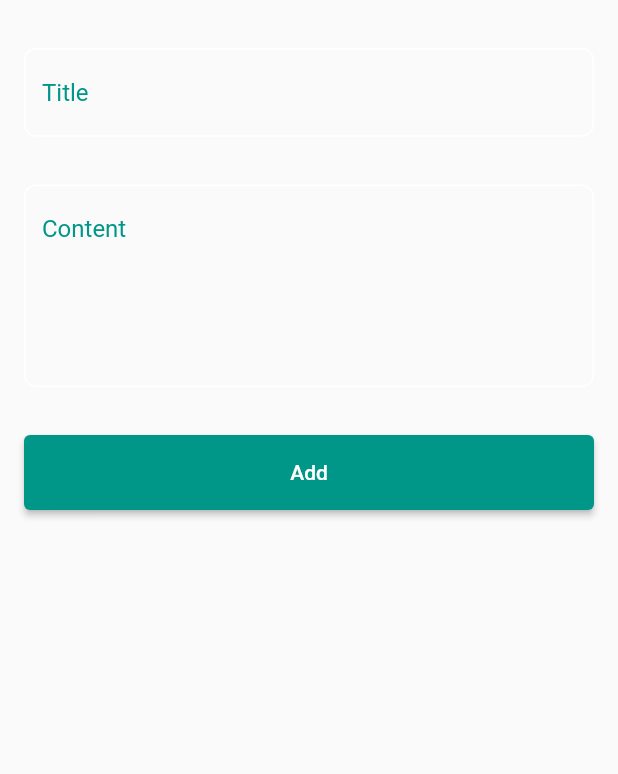
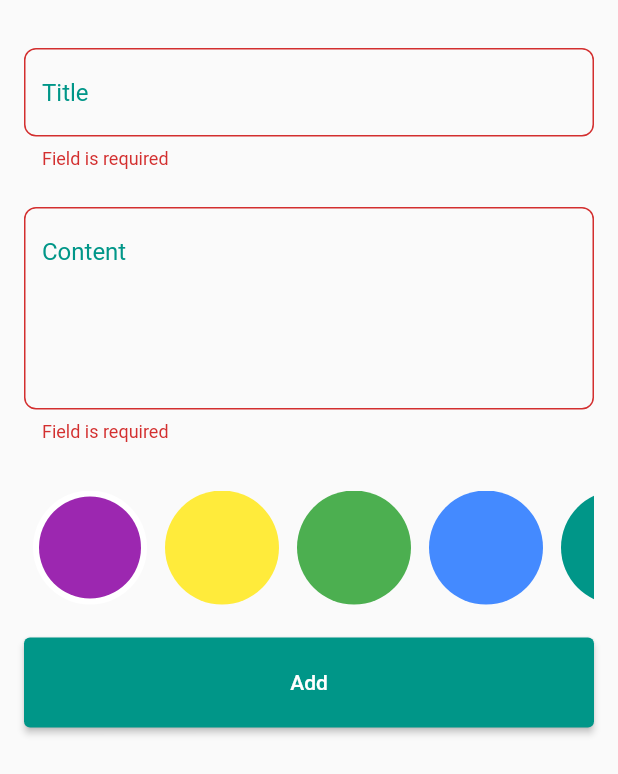
Before and after one commit to AhmedTalat99/Notes, a Flutter app: the AddNoteBottomSheet widget shown alone on an empty page, opened directly, after a tap on "Add", on a phone screen of 412 x 824 dp. Shown: the top 774 px of the screen. Run offline on Flutter 3.47's test engine with Material 2 defaults, Android fonts, the phone set to English and light mode, and no system bars; our stand-ins replace bloc, flutter_bloc, hive, hive_flutter; accounts and stored records are empty.

Commit message:
first commit

```diff
--- /dev/null
+++ b/lib/cubits/cubit/add_note_state.dart
@@ -0,0 +1,16 @@
+part of 'add_note_cubit.dart';
+
+@immutable
+sealed class AddNoteState {}
+
+final class AddNoteInitial extends AddNoteState {}
+
+final class AddNoteLoading extends AddNoteState {}
+
+final class AddNoteSuccess extends AddNoteState {}
+
+final class AddNoteFailure extends AddNoteState {
+  final String errMessage;
+
+  AddNoteFailure(this.errMessage);
+}
--- /dev/null
+++ b/lib/cubits/cubit/notes_cubit/notes_cubit.dart
@@ -0,0 +1,16 @@
+import 'package:bloc/bloc.dart';
+import 'package:hive/hive.dart';
+import 'package:meta/meta.dart';
+import 'package:notes/models/note_model.dart';
+
+part 'notes_cubit_state.dart';
+
+class NotesCubit extends Cubit<NotesState> {
+  NotesCubit() : super(NotesInitial());
+  List<NoteModel>? notes;
+  fetchAllNotes() async {
+    var noteBox = Hive.box<NoteModel>('note_box');
+    notes = noteBox.values.toList();
+    emit(NotesSuccess());
+  }
+}
--- /dev/null
+++ b/lib/cubits/cubit/notes_cubit/notes_cubit_state.dart
@@ -0,0 +1,7 @@
+part of 'notes_cubit.dart';
+
+@immutable
+sealed class NotesState {}
+
+final class NotesInitial extends NotesState {}
+final class NotesSuccess extends NotesState {}
--- /dev/null
+++ b/lib/models/note_model.dart
@@ -0,0 +1,21 @@
+import 'package:hive/hive.dart';
+
+part 'note_model.g.dart';
+@HiveType(typeId: 0) // typeId must be unique ,over compeletly project
+class NoteModel extends HiveObject{ //  HiveObject provides some features si,delete method
+@HiveField(0)// index must be unique over class only,and can use the same index in other class
+   String title;
+  @HiveField(1)
+   String subTitle;
+  @HiveField(2)
+  final String date;// i made date String because if i made it DateTime ,should make typeAdapter,and register it
+  @HiveField(3)
+   int color; // i made color int because if i made it Color ,should make typeAdapter,and register it
+
+  NoteModel({
+    required this.title,
+    required this.subTitle,
+    required this.date,
+    required this.color,
+  });
+}
--- a/lib/widgets/add_note_bottom_sheet.dart
+++ b/lib/widgets/add_note_bottom_sheet.dart
@@ -1,41 +1,45 @@
 import 'package:flutter/material.dart';
-import 'package:notes/widgets/custom_text_field.dart';
+import 'package:flutter_bloc/flutter_bloc.dart';
+import 'package:notes/cubits/cubit/add_note_cubit.dart';
+import 'package:notes/cubits/cubit/notes_cubit/notes_cubit.dart';
+import 'package:notes/widgets/add_note_form.dart';
 
-class AddNoteBottomSheet extends StatefulWidget {
+class AddNoteBottomSheet extends StatelessWidget {
   const AddNoteBottomSheet({super.key});
   @override
-  State<AddNoteBottomSheet> createState() => _AddNoteBottomSheetState();
-}
-
-class _AddNoteBottomSheetState extends State<AddNoteBottomSheet> {
-  @override
   Widget build(BuildContext context) {
-    return Padding(
-      padding: const EdgeInsets.symmetric(horizontal: 16),
-      child: SingleChildScrollView(
-        child: Column(
-          children: [
-            const SizedBox(height: 32),
-            const CustomTextField(hint: 'Title'),
-            const SizedBox(height: 32),
-            const CustomTextField(hint: 'Content', maxlines: 5),
-            const SizedBox(height: 32),
-            SizedBox(
-              width: MediaQuery.of(context).size.width,
-              height: 50,
-              child: ElevatedButton(
-                style: ButtonStyle(
-                  backgroundColor: MaterialStateProperty.all(
-                    Colors.teal,
-                  ),
-                ),
-                onPressed: () {},
-                child: const Text('Add'),
+/*
++ using BlocProvider here at place which is needed to it only,
+it is useful to performance ,such that keeps resourses,
+but if i used in material app ,it will be open and valid to all app
+,then performance is poor
+*/
+    return BlocProvider(
+      create: (context) => AddNoteCubit(),
+      child: BlocConsumer<AddNoteCubit, AddNoteState>(
+        listener: (context, state) {
+          if (state is AddNoteFailure) {}
+          if (state is AddNoteSuccess) {
+            BlocProvider.of<NotesCubit>(context).fetchAllNotes();
+            Navigator.pop(context);
+          }
+        },
+        builder: (context, state) {
+          return AbsorbPointer(
+            // AbsorbPointer prevents user from and change when loading
+            absorbing: state is AddNoteLoading ? true : false,
+            child: Padding(
+              padding: EdgeInsets.only(
+                left: 16,
+                right: 16,
+                bottom: MediaQuery.of(context).viewInsets.bottom,
+              ),
+              child: SingleChildScrollView(
+                child: AddNoteForm(),
               ),
             ),
-            const SizedBox(height: 32),
-          ],
-        ),
+          );
+        },
       ),
     );
   }
--- /dev/null
+++ b/lib/widgets/add_note_form.dart
@@ -0,0 +1,85 @@
+import 'package:flutter/material.dart';
+import 'package:flutter_bloc/flutter_bloc.dart';
+import 'package:intl/intl.dart';
+import 'package:notes/cubits/cubit/add_note_cubit.dart';
+import 'package:notes/models/note_model.dart';
+import 'package:notes/widgets/colors_list_view.dart';
+import 'package:notes/widgets/custom_text_field.dart';
+
+class AddNoteForm extends StatefulWidget {
+  AddNoteForm({
+    super.key,
+  });
+  @override
+  State<AddNoteForm> createState() => _AddNoteFormState();
+}
+
+class _AddNoteFormState extends State<AddNoteForm> {
+  final GlobalKey<FormState> formKey = GlobalKey();
+  AutovalidateMode autovalidateMode = AutovalidateMode.disabled;
+  String? title, subTitle; // user inputs
+  bool isLoading = false;
+  @override
+  Widget build(BuildContext context) {
+    return Form(
+      key: formKey,
+      autovalidateMode: autovalidateMode,
+      child: Column(
+        children: [
+          const SizedBox(height: 32),
+          CustomTextField(
+            hint: 'Title',
+            onTap: (value) {
+              title = value;
+            },
+          ),
+          const SizedBox(height: 25),
+          CustomTextField(
+            hint: 'Content',
+            maxlines: 5,
+            onTap: (value) {
+              subTitle = value;
+            },
+          ),
+          const SizedBox(height: 32),
+          const ColorsListView(),
+          const SizedBox(height: 22),
+          SizedBox(
+            width: MediaQuery.of(context).size.width,
+            height: 60,
+            child: ElevatedButton(
+              style: ButtonStyle(
+                backgroundColor: MaterialStateProperty.all(
+                  Colors.teal,
+                ),
+              ),
+              onPressed: () {
+                String dateofadd =
+                    DateFormat('dd-mm-yyyy').format(DateTime.now());
+                if (formKey.currentState!.validate()) {
+                  formKey.currentState!.save();
+                  var noteModel = NoteModel(
+                    title: title!,
+                    subTitle: subTitle!,
+                    date: dateofadd,
+                    color: Colors.blue.value,
+                  );
+                  BlocProvider.of<AddNoteCubit>(context)
+                      .addNote(noteModel); // trigger AddNoteCubit
+                  isLoading = true;
+                } else {
+                  autovalidateMode = AutovalidateMode.always;
+                  setState(() {});
+                }
+              },
+              child: isLoading
+                  ? const CircularProgressIndicator()
+                  : const Text('Add'),
+            ),
+          ),
+          const SizedBox(height: 32),
+        ],
+      ),
+    );
+  }
+}
--- /dev/null
+++ b/lib/widgets/colors_list_view.dart
@@ -0,0 +1,71 @@
+import 'package:flutter/material.dart';
+import 'package:flutter_bloc/flutter_bloc.dart';
+import 'package:notes/cubits/cubit/add_note_cubit.dart';
+
+class ColorItem extends StatelessWidget {
+  const ColorItem({required this.isActive, super.key, required this.color});
+  final bool isActive;
+  final Color color;
+  @override
+  Widget build(BuildContext context) {
+    return isActive
+        ? CircleAvatar(
+            radius: 38,
+            backgroundColor: Colors.white,
+            child: CircleAvatar(
+              radius: 34,
+              backgroundColor: color,
+            ),
+          )
+        : CircleAvatar(
+            radius: 38,
+            backgroundColor: color,
+          );
+  }
+}
+
+class ColorsListView extends StatefulWidget {
+  const ColorsListView({super.key});
+
+  @override
+  State<ColorsListView> createState() => _ColorsListViewState();
+}
+
+class _ColorsListViewState extends State<ColorsListView> {
+  int currentIndex = 0;
+  List<Color> colors = [
+    Colors.purple,
+    Colors.yellow,
+    Colors.green,
+    Colors.blueAccent,
+    Colors.teal,
+  ];
+  @override
+  Widget build(BuildContext context) {
+    return SizedBox(
+      height: 38 * 2, // height = raius * 2
+      child: ListView.builder(
+        itemCount: colors.length,
+        scrollDirection: Axis.horizontal,
+        itemBuilder: (context, index) {
+          return Padding(
+            padding: const EdgeInsets.symmetric(horizontal: 6),
+            child: GestureDetector(
+              onTap: () {
+                currentIndex = index;
+                BlocProvider.of<AddNoteCubit>(context).color = colors[index];
+                setState(
+                  () {},
+                );
+              },
+              child: ColorItem(
+                color: colors[index],
+                isActive: currentIndex == index,
+              ),
+            ),
+          );
+        },
+      ),
+    );
+  }
+}
--- a/lib/widgets/custom_text_field.dart
+++ b/lib/widgets/custom_text_field.dart
@@ -1,13 +1,25 @@
 import 'package:flutter/material.dart';
 
 class CustomTextField extends StatelessWidget {
-  const CustomTextField({super.key, required this.hint, this.maxlines = 1});
+  CustomTextField(
+      {super.key, required this.hint, this.maxlines = 1, this.onTap,this.onChanged});
   final String hint;
   final int maxlines;
+  void Function(String?)? onTap;
+  void Function(String)? onChanged;
   @override
   Widget build(BuildContext context) {
     Color tc = Colors.teal;
-    return TextField(
+    return TextFormField(
+      onChanged: onChanged,
+      onSaved: onTap,
+      validator: (value) {
+        if (value?.isEmpty ?? true) {
+          return 'Field is required';
+        } else {
+          return null;
+        }
+      },
       cursorColor: tc,
       maxLines: maxlines,
       decoration: InputDecoration(
```
Also changed, not shown: lib/cubits/cubit/add_note_cubit.dart (added, +22 -0 lines), lib/main.dart (+21 -6 lines), lib/simple_bloc_observer.dart (added, +35 -0 lines), lib/views/edit_note_view.dart (+92 -4 lines), lib/views/notes_view.dart (+13 -0 lines), lib/widgets/note_item.dart (+32 -20 lines), lib/widgets/notes_list_view.dart (+24 -9 lines), pubspec.yaml (+8 -2 lines), lib/models/note_model.g.dart (added), pubspec.lock, 5 other files.
